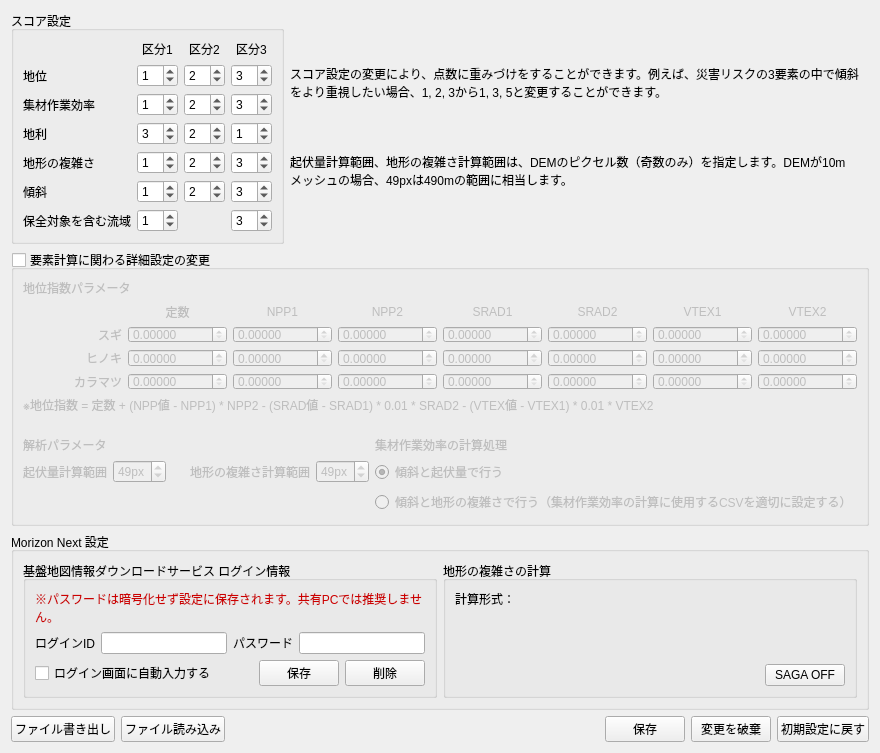
Above: forest_zoning_settings_dialog.ui from raw-slnc/morizon_next before the change. Below: the same form after it.
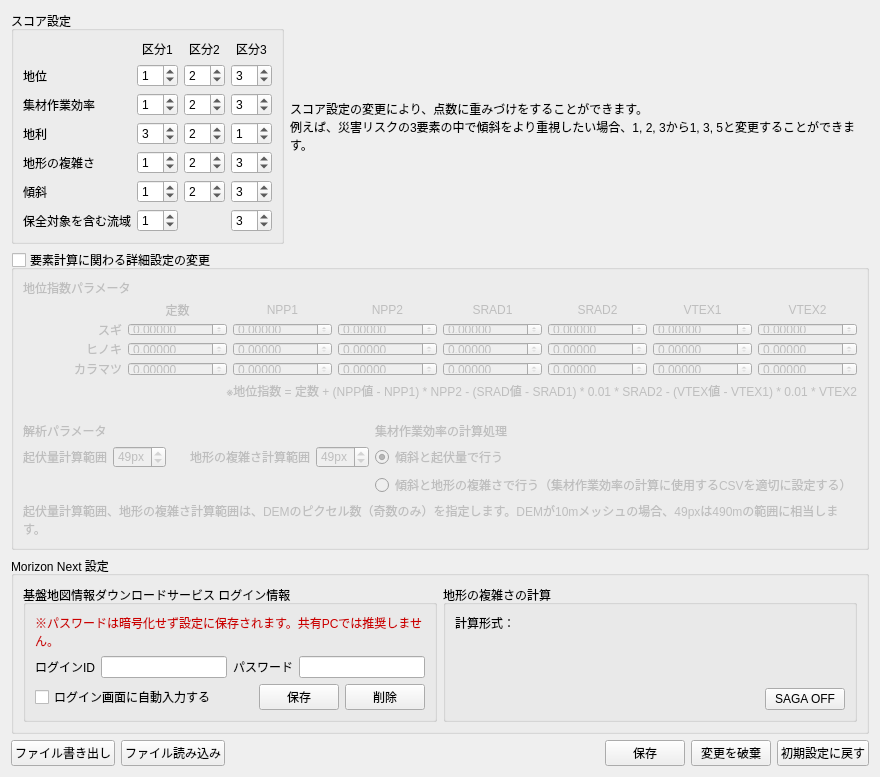
That is the form after the change.

Commit message:
0.1.7：設定とゾーン統計量の画面配置を整理
- 設定画面のスコア設定と要素計算の詳細設定を「スコア」「要素計算」のタブに分け、説明文と表示の高さを調整
- ゾーン統計量のゾーニング図、任意ポリゴン、流域DEMの入力欄を整理し、色表示の設定を枠内にまとめる
- エラーメッセージの初期表示と不要な空白を整理
- versionを0.1.7に更新し、changelogを追加

What changed in the file:
```diff
--- a/forest_zoning_settings_dialog.ui
+++ b/forest_zoning_settings_dialog.ui
@@ -382,7 +382,7 @@
         </sizepolicy>
        </property>
        <property name="text">
-        <string>&lt;html&gt;&lt;head/&gt;&lt;body&gt;&lt;p&gt;スコア設定の変更により、点数に重みづけをすることができます。例えば、災害リスクの3要素の中で傾斜をより重視したい場合、1, 2, 3から1, 3, 5と変更することができます。&lt;/p&gt;&lt;p&gt;&lt;br/&gt;&lt;/p&gt;&lt;p&gt;起伏量計算範囲、地形の複雑さ計算範囲は、DEMのピクセル数（奇数のみ）を指定します。DEMが10mメッシュの場合、49pxは490mの範囲に相当します。&lt;/p&gt;&lt;/body&gt;&lt;/html&gt;</string>
+        <string>&lt;html&gt;&lt;head/&gt;&lt;body&gt;&lt;p&gt;スコア設定の変更により、点数に重みづけをすることができます。&lt;br/&gt;例えば、災害リスクの3要素の中で傾斜をより重視したい場合、1, 2, 3から1, 3, 5と変更することができます。&lt;/p&gt;&lt;/body&gt;&lt;/html&gt;</string>
        </property>
        <property name="textFormat">
         <enum>Qt::RichText</enum>
@@ -825,6 +825,9 @@
         <property name="text">
          <string>※地位指数 = 定数 + (NPP値 - NPP1) * NPP2 - (SRAD値 - SRAD1) * 0.01 * SRAD2 - (VTEX値 - VTEX1) * 0.01 * VTEX2</string>
         </property>
+        <property name="alignment">
+         <set>Qt::AlignRight|Qt::AlignTrailing|Qt::AlignVCenter</set>
+        </property>
         <property name="indent">
          <number>-1</number>
         </property>
@@ -960,17 +963,14 @@
        </layout>
       </item>
       <item>
-       <spacer name="verticalSpacer_5">
-        <property name="orientation">
-         <enum>Qt::Vertical</enum>
+       <widget class="QLabel" name="settingsCalculationRangeDescriptionLabel">
+        <property name="text">
+         <string>起伏量計算範囲、地形の複雑さ計算範囲は、DEMのピクセル数（奇数のみ）を指定します。DEMが10mメッシュの場合、49pxは490mの範囲に相当します。</string>
         </property>
-        <property name="sizeHint" stdset="0">
-         <size>
-          <width>20</width>
-          <height>40</height>
-         </size>
+        <property name="wordWrap">
+         <bool>true</bool>
         </property>
-       </spacer>
+       </widget>
       </item>
      </layout>
     </widget>
```
The commit also changes 4 other files.
